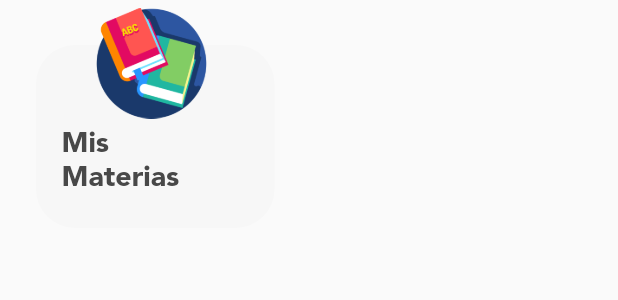
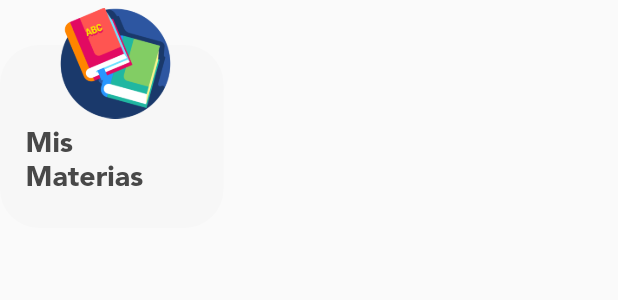
Before and after one commit to lorensala/UniGrade, a Flutter app: the MainButton widget shown alone on an empty page, opened directly, on a phone screen of 412 x 824 dp. Shown: the top 300 px of the screen. Run offline on Flutter 3.47's test engine with Material 2 defaults, Android fonts, the light colour scheme and no system bars; our stand-ins replace argon_buttons_flutter, cloud_firestore, cool_alert, device_preview, firebase_auth, firebase_core and 7 more; accounts and stored records are empty.

Commit message:
remove funciones rapidas

```diff
--- a/lib/widgets/buttons/main_button.dart
+++ b/lib/widgets/buttons/main_button.dart
@@ -4,20 +4,17 @@ class MainButton extends StatelessWidget {
   final String _text;
   final String _icon;
   final Color _color;
-  final String _route;
 
-  MainButton(this._text, this._icon, this._color, this._route);
+  MainButton(this._text, this._icon, this._color);
 
   @override
   Widget build(BuildContext context) {
-    return Padding(
-      padding: const EdgeInsets.only(left: 24.0),
-      child: Stack(
+    return Stack(
       children: [
         Container(
           padding: EdgeInsets.only(top: 30),
           child: Container(
-              width: 159.0,
+            width: 149.0,
             height: 122.0,
             decoration: BoxDecoration(
               borderRadius: BorderRadius.circular(26.0),
@@ -48,7 +45,6 @@ class MainButton extends StatelessWidget {
           ),
         )
       ],
-      ),
     );
   }
 }
```
Also changed, not shown: lib/pages/main/main_page.dart (+9 -5 lines). Lines whose indentation alone changed are shown as unchanged.
